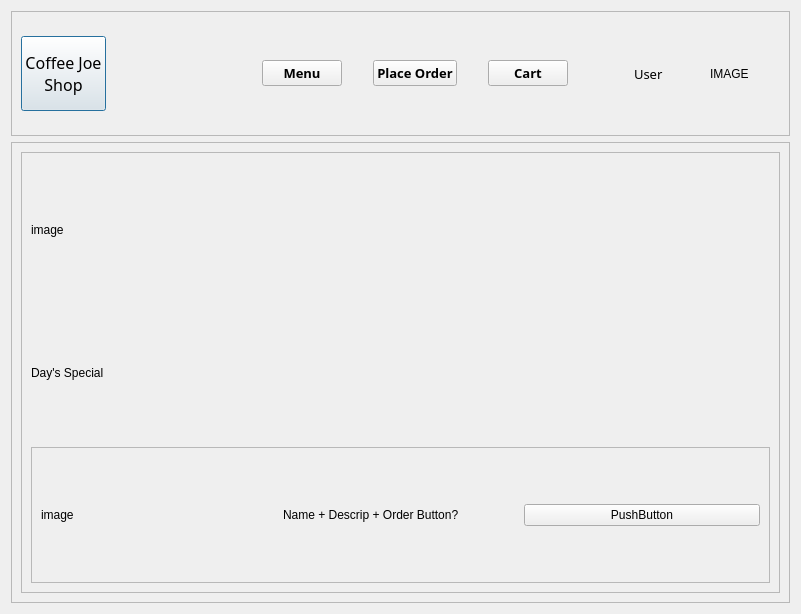
First picture: the form in views/main.ui, repository NicolasChavezC/CoffeeShop, before the edit.
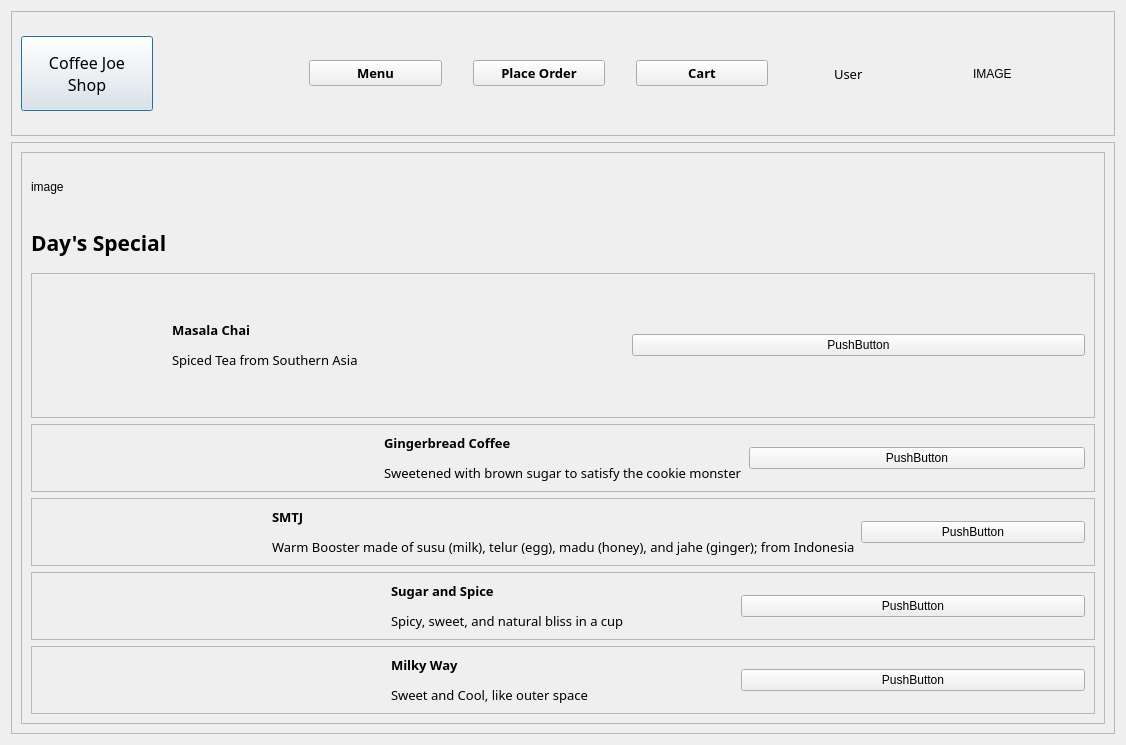
Second picture: the form after the edit. Icons and pictures are not drawn.

The edit to the form file:
```diff
--- a/views/main.ui
+++ b/views/main.ui
@@ -6,8 +6,8 @@
    <rect>
     <x>0</x>
     <y>0</y>
-    <width>801</width>
-    <height>614</height>
+    <width>1126</width>
+    <height>745</height>
    </rect>
   </property>
   <property name="windowTitle">
@@ -206,13 +206,16 @@
           <rect>
            <x>0</x>
            <y>0</y>
-           <width>761</width>
-           <height>443</height>
+           <width>1057</width>
+           <height>570</height>
           </rect>
          </property>
          <layout class="QVBoxLayout" name="verticalLayout_2">
           <item>
            <widget class="QLabel" name="label_8">
+            <property name="styleSheet">
+             <string notr="true">border-image: url(&quot;img/banner.avif&quot;)</string>
+            </property>
             <property name="text">
              <string>image</string>
             </property>
@@ -220,6 +223,14 @@
           </item>
           <item>
            <widget class="QLabel" name="label_10">
+            <property name="font">
+             <font>
+              <family>Bahnschrift SemiBold SemiConden</family>
+              <pointsize>16</pointsize>
+              <weight>75</weight>
+              <bold>true</bold>
+             </font>
+            </property>
             <property name="text">
              <string>Day's Special</string>
             </property>
@@ -236,15 +247,35 @@
             <layout class="QHBoxLayout" name="horizontalLayout_3">
              <item>
               <widget class="QLabel" name="label_6">
+               <property name="minimumSize">
+                <size>
+                 <width>125</width>
+                 <height>125</height>
+                </size>
+               </property>
+               <property name="maximumSize">
+                <size>
+                 <width>125</width>
+                 <height>125</height>
+                </size>
+               </property>
+               <property name="styleSheet">
+                <string notr="true">border-image: url(&quot;img/Masala_Chai.webp&quot;)</string>
+               </property>
                <property name="text">
-                <string>image</string>
+                <string/>
                </property>
               </widget>
              </item>
              <item>
               <widget class="QLabel" name="label_4">
+               <property name="font">
+                <font>
+                 <family>Century Gothic</family>
+                </font>
+               </property>
                <property name="text">
-                <string>Name + Descrip + Order Button?</string>
+                <string>&lt;html&gt;&lt;head/&gt;&lt;body&gt;&lt;p&gt;&lt;span style=&quot; font-size:10pt; font-weight:600;&quot;&gt;Masala Chai&lt;/span&gt;&lt;/p&gt;&lt;p&gt;&lt;span style=&quot; font-size:10pt;&quot;&gt;Spiced Tea from Southern Asia&lt;/span&gt;&lt;/p&gt;&lt;/body&gt;&lt;/html&gt;</string>
                </property>
               </widget>
              </item>
@@ -258,6 +289,179 @@
             </layout>
            </widget>
           </item>
+          <item>
+           <widget class="QFrame" name="frame_7">
+            <property name="frameShape">
+             <enum>QFrame::StyledPanel</enum>
+            </property>
+            <property name="frameShadow">
+             <enum>QFrame::Raised</enum>
+            </property>
+            <layout class="QHBoxLayout" name="horizontalLayout_7">
+             <item>
+              <widget class="QLabel" name="label_13">
+               <property name="styleSheet">
+                <string notr="true">border-image: url(&quot;img/Gingerbread_Coffee.webp&quot;)</string>
+               </property>
+               <property name="text">
+                <string/>
+               </property>
+              </widget>
+             </item>
+             <item>
+              <widget class="QLabel" name="label_14">
+               <property name="maximumSize">
+                <size>
+                 <width>16777215</width>
+                 <height>16777215</height>
+                </size>
+               </property>
+               <property name="font">
+                <font>
+                 <family>Century Gothic</family>
+                </font>
+               </property>
+               <property name="text">
+                <string>&lt;html&gt;&lt;head/&gt;&lt;body&gt;&lt;p&gt;&lt;span style=&quot; font-size:10pt; font-weight:600;&quot;&gt;Gingerbread Coffee&lt;/span&gt;&lt;/p&gt;&lt;p&gt;&lt;span style=&quot; font-size:10pt;&quot;&gt;Sweetened with brown sugar to satisfy the cookie monster&lt;/span&gt;&lt;/p&gt;&lt;/body&gt;&lt;/html&gt;</string>
+               </property>
+              </widget>
+             </item>
+             <item>
+              <widget class="QPushButton" name="pushButton_9">
+               <property name="text">
+                <string>PushButton</string>
+               </property>
+              </widget>
+             </item>
+            </layout>
+           </widget>
+          </item>
+          <item>
+           <widget class="QFrame" name="frame_6">
+            <property name="frameShape">
+             <enum>QFrame::StyledPanel</enum>
+            </property>
+            <property name="frameShadow">
+             <enum>QFrame::Raised</enum>
+            </property>
+            <layout class="QHBoxLayout" name="horizontalLayout_6">
+             <item>
+              <widget class="QLabel" name="label_11">
+               <property name="styleSheet">
+                <string notr="true">border-image: url(&quot;img/SMTJ.webp&quot;)</string>
+               </property>
+               <property name="text">
+                <string/>
+               </property>
+              </widget>
+             </item>
+             <item>
+              <widget class="QLabel" name="label_12">
+               <property name="font">
+                <font>
+                 <family>Century Gothic</family>
+                </font>
+               </property>
+               <property name="text">
+                <string>&lt;html&gt;&lt;head/&gt;&lt;body&gt;&lt;p&gt;&lt;span style=&quot; font-size:10pt; font-weight:600;&quot;&gt;SMTJ&lt;/span&gt;&lt;/p&gt;&lt;p&gt;&lt;span style=&quot; font-size:10pt;&quot;&gt;Warm Booster made of susu (milk), telur (egg), madu (honey), and jahe (ginger); from Indonesia&lt;/span&gt;&lt;/p&gt;&lt;/body&gt;&lt;/html&gt;</string>
+               </property>
+               <property name="scaledContents">
+                <bool>false</bool>
+               </property>
+              </widget>
+             </item>
+             <item>
+              <widget class="QPushButton" name="pushButton_8">
+               <property name="text">
+                <string>PushButton</string>
+               </property>
+              </widget>
+             </item>
+            </layout>
+           </widget>
+          </item>
+          <item>
+           <widget class="QFrame" name="frame_4">
+            <property name="frameShape">
+             <enum>QFrame::StyledPanel</enum>
+            </property>
+            <property name="frameShadow">
+             <enum>QFrame::Raised</enum>
+            </property>
+            <layout class="QHBoxLayout" name="horizontalLayout_4">
+             <item>
+              <widget class="QLabel" name="label_5">
+               <property name="styleSheet">
+                <string notr="true">border-image: url(&quot;img/Sugar_and_Spice.webp&quot;)</string>
+               </property>
+               <property name="text">
+                <string/>
+               </property>
+              </widget>
+             </item>
+             <item>
+              <widget class="QLabel" name="label_7">
+               <property name="font">
+                <font>
+                 <family>Century Gothic</family>
+                </font>
+               </property>
+               <property name="text">
+                <string>&lt;html&gt;&lt;head/&gt;&lt;body&gt;&lt;p&gt;&lt;span style=&quot; font-size:10pt; font-weight:600;&quot;&gt;Sugar and Spice&lt;/span&gt;&lt;/p&gt;&lt;p&gt;&lt;span style=&quot; font-size:10pt;&quot;&gt;Spicy, sweet, and natural bliss in a cup&lt;/span&gt;&lt;/p&gt;&lt;/body&gt;&lt;/html&gt;</string>
+               </property>
+              </widget>
+             </item>
+             <item>
+              <widget class="QPushButton" name="pushButton_6">
+               <property name="text">
+                <string>PushButton</string>
+               </property>
+              </widget>
+             </item>
+            </layout>
+           </widget>
+          </item>
+          <item>
+           <widget class="QFrame" name="frame_5">
+            <property name="frameShape">
+             <enum>QFrame::StyledPanel</enum>
+            </property>
+            <property name="frameShadow">
+             <enum>QFrame::Raised</enum>
+            </property>
+            <layout class="QHBoxLayout" name="horizontalLayout_5">
+             <item>
+              <widget class="QLabel" name="label_3">
+               <property name="styleSheet">
+                <string notr="true">border-image: url(&quot;img/Milky_Way.webp&quot;)</string>
+               </property>
+               <property name="text">
+                <string/>
+               </property>
+              </widget>
+             </item>
+             <item>
+              <widget class="QLabel" name="label_9">
+               <property name="font">
+                <font>
+                 <family>Century Gothic</family>
+                </font>
+               </property>
+               <property name="text">
+                <string>&lt;html&gt;&lt;head/&gt;&lt;body&gt;&lt;p&gt;&lt;span style=&quot; font-size:10pt; font-weight:600;&quot;&gt;Milky Way&lt;/span&gt;&lt;/p&gt;&lt;p&gt;&lt;span style=&quot; font-size:10pt;&quot;&gt;Sweet and Cool, like outer space&lt;/span&gt;&lt;/p&gt;&lt;/body&gt;&lt;/html&gt;</string>
+               </property>
+              </widget>
+             </item>
+             <item>
+              <widget class="QPushButton" name="pushButton_7">
+               <property name="text">
+                <string>PushButton</string>
+               </property>
+              </widget>
+             </item>
+            </layout>
+           </widget>
+          </item>
          </layout>
         </widget>
        </widget>
```
